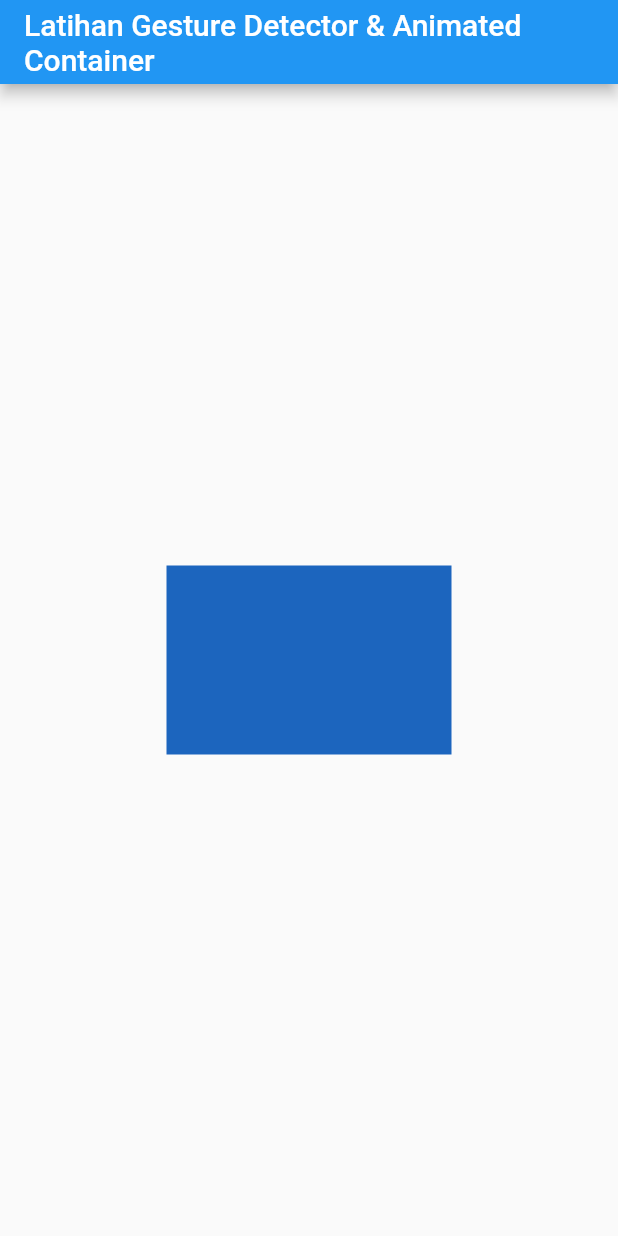
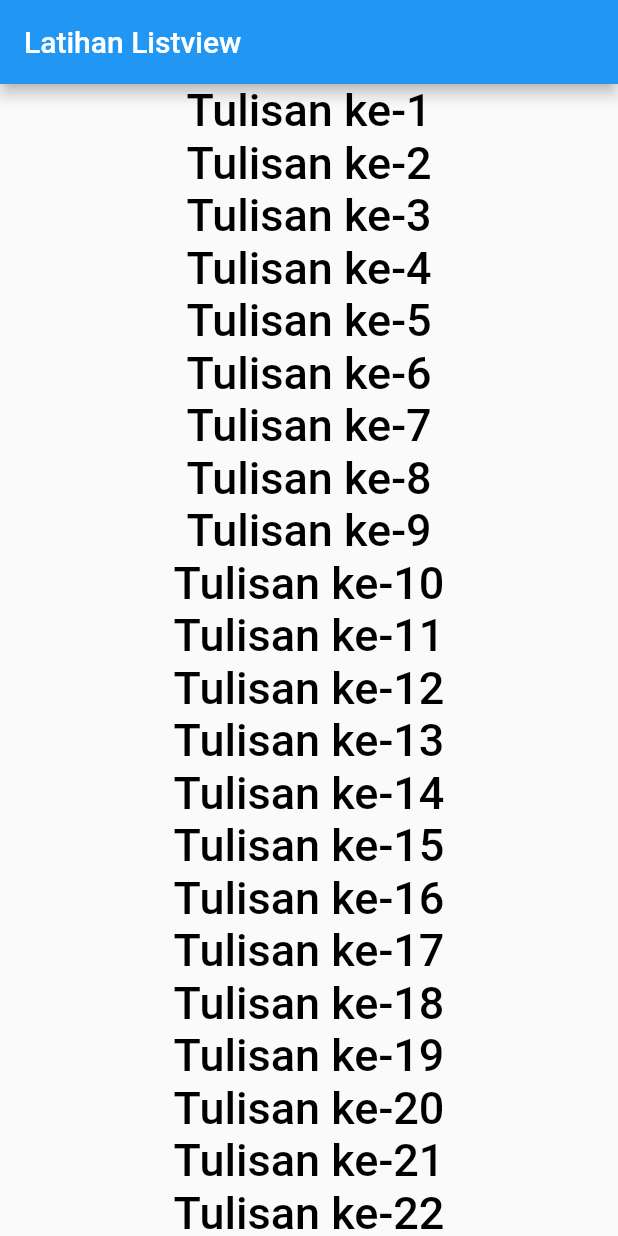
Before and after one commit to akbariyansyah/latihan-flutter, a Flutter app: the screen it shows after launch, on a phone screen of 412 x 824 dp. Run offline on Flutter 3.47's test engine with Material 2 defaults, Android fonts, the phone set to English and light mode, and no system bars.

Commit message:
-Initial Commit -Complete the code

```diff
--- a/lib/main.dart
+++ b/lib/main.dart
@@ -22,28 +22,31 @@ class MainPage extends StatefulWidget {
 }
 
 class _MainPageState extends State<MainPage> {
-  Random random = Random();
+  List<Widget> list = [];
+
+  _MainPageState() {
+    for (int i = 1; i <= 40; i++) {
+      list.add(Text(
+        "Tulisan ke-$i",
+        style: TextStyle(fontSize: 30, fontWeight: FontWeight.w500,color: Colors.black),
+      ));
+    }
+  }
   @override
   Widget build(BuildContext context) {
     return Scaffold(
-        appBar: AppBar(
-          title: Text(
-            "Latihan Gesture Detector & Animated Container",
-            maxLines: 2,
-          ),
+      appBar: AppBar(
+        title: Text(
+          "Latihan Listview",
         ),
-        body: GestureDetector(
-          onTap: () {
-            setState(() {});
-          },
-          child: Center(
-            child: AnimatedContainer(
-              color: Color.fromARGB(255, random.nextInt(256), random.nextInt(256), random.nextInt(256)),
-              duration: Duration(seconds: 1),
-              width: 50.0 + random.nextInt(251),
-              height: 50.0 + random.nextInt(251),
-            ),
-          ),
-        ));
+      ),
+      body: ListView(
+        children: [
+          Column(
+            children: list,
+          )
+        ],
+      )
+    );
   }
 }
```
